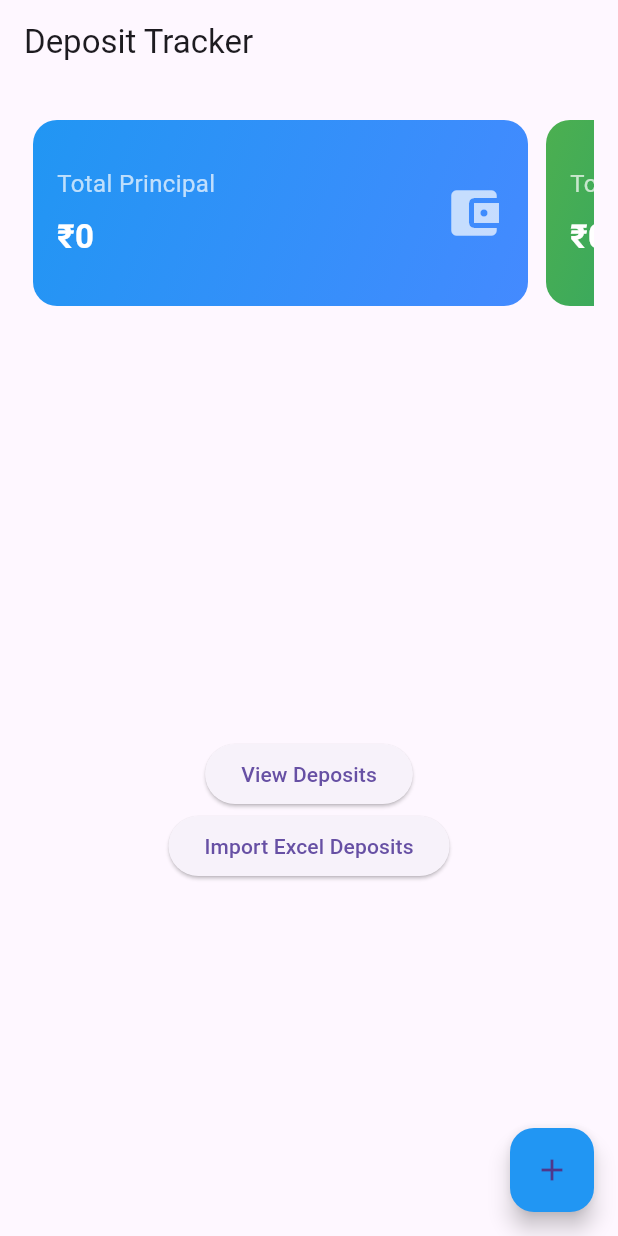
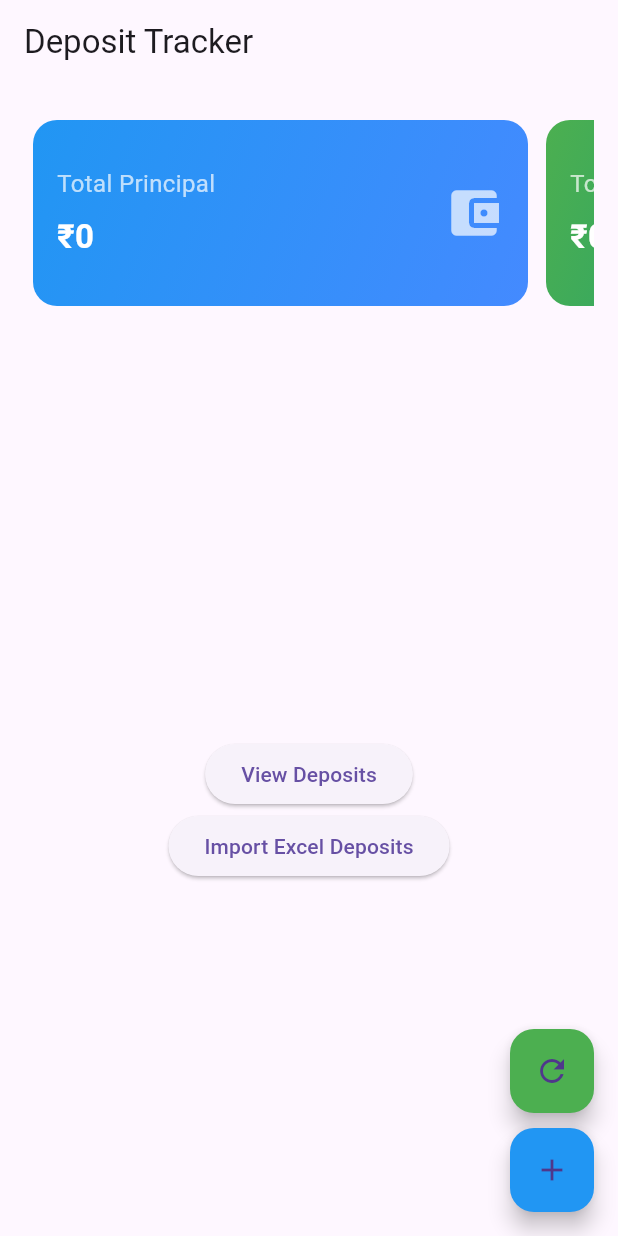
Before and after one commit to z2aallinone/deposit_app, a Flutter app: the screen it shows after launch, on a phone screen of 412 x 824 dp. Run offline on Flutter 3.47's test engine with Material 3 defaults, Android fonts, the phone set to English and light mode, and no system bars; our stand-ins replace file_picker, sqflite; missing offline and left inert: excel; accounts and stored records are empty.

Commit message:
refresh button

```diff
--- a/lib/main.dart
+++ b/lib/main.dart
@@ -29,6 +29,7 @@ class _HomeScreenState extends State<HomeScreen> {
   double totalFD = 0;
   double totalRD = 0;
   double totalPrincipal = 0;
+  bool isRefreshing = false;
 
   List<Map<String, dynamic>> bankTotals = [];
   List<Map<String, dynamic>> userTotals = [];
@@ -175,7 +176,40 @@ class _HomeScreenState extends State<HomeScreen> {
         ),
       ),
 
-      floatingActionButton: FloatingActionButton(
+      floatingActionButton: Column(
+        mainAxisSize: MainAxisSize.min,
+        children: [
+          // 🔄 Refresh Button
+          FloatingActionButton(
+            heroTag: "refresh",
+            backgroundColor: isRefreshing ? Colors.grey : Colors.green,
+            child: isRefreshing
+                ? const CircularProgressIndicator(
+                    color: Colors.white,
+                    strokeWidth: 2,
+                  )
+                : const Icon(Icons.refresh),
+            onPressed: () async {
+              setState(() {
+                isRefreshing = true;
+              });
+
+              await Future.delayed(
+                const Duration(seconds: 1),
+              ); // small animation time
+              await loadTotals();
+
+              setState(() {
+                isRefreshing = false;
+              });
+            },
+          ),
+
+          const SizedBox(height: 10),
+
+          // ➕ Add Deposit Button
+          FloatingActionButton(
+            heroTag: "add",
             backgroundColor: Colors.blue,
             child: const Icon(Icons.add),
             onPressed: () async {
@@ -186,6 +220,8 @@ class _HomeScreenState extends State<HomeScreen> {
 
               loadTotals();
             },
+          ),
+        ],
       ),
     );
   }
```
Lines whose indentation alone changed are shown as unchanged.
